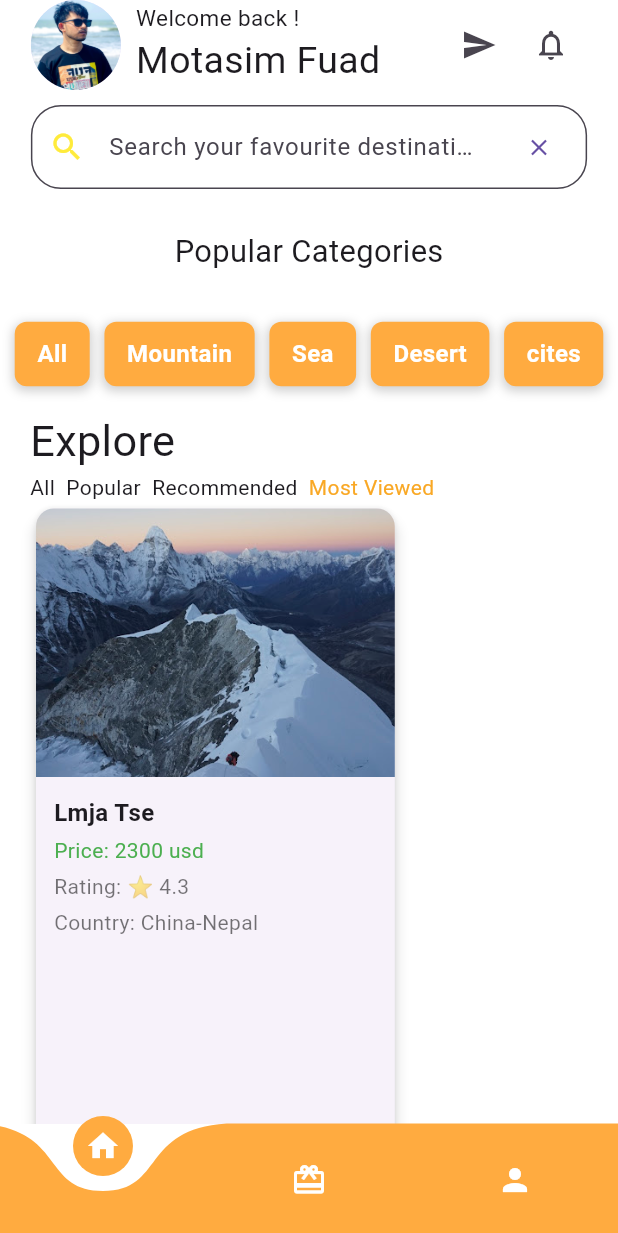
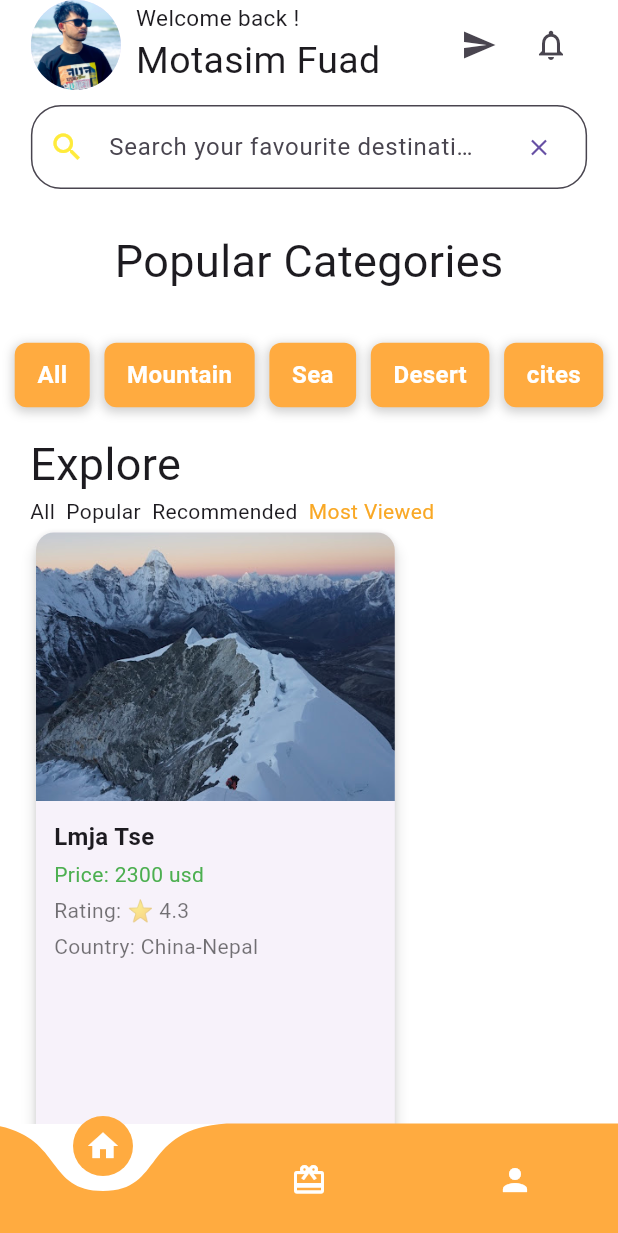
Before and after one commit to Motasim-Fuad/Safara, a Flutter app: the HomeScreen screen opened by its route, after a tap on "Mountain", on a phone screen of 412 x 824 dp. Shown: the top 1233 px of the screen. Run offline on Flutter 3.47's test engine with Material 3 defaults, Android fonts, the phone set to English and light mode, and no system bars; drawn by our look-alikes of curved_navigation_bar; our stand-ins replace firebase_auth, firebase_core, font_awesome_flutter, google_sign_in; accounts and stored records are empty.

Commit message:
home screen text

```diff
--- a/lib/Screen/HomeScreen.dart
+++ b/lib/Screen/HomeScreen.dart
@@ -148,7 +148,7 @@ class _HomeScreenState extends State<HomeScreen> {
             // Categories Section with Direct Selection
             Padding(
               padding: EdgeInsets.symmetric(vertical: screenHeight * 0.02),
-              child: Text("Popular Categories", style: TextStyle(fontSize: screenWidth * 0.05)),
+              child: Text("Popular Categories", style: TextStyle(fontSize: 30)),
             ),
             Padding(
               padding: EdgeInsets.symmetric(vertical: screenHeight * 0.02),
@@ -214,7 +214,7 @@ class _HomeScreenState extends State<HomeScreen> {
               child: Column(
                 crossAxisAlignment: CrossAxisAlignment.start,
                 children: [
-                  Text("Explore ", style: TextStyle(fontSize: screenWidth * 0.07)),
+                  Text("Explore ", style: TextStyle(fontSize: 30)),
                   Row(
                     children: [
                       Text("All  "),
@@ -253,7 +253,7 @@ class _HomeScreenState extends State<HomeScreen> {
             // Popular Categories Section
             Padding(
               padding: EdgeInsets.symmetric(vertical: screenHeight * 0.02),
-              child: Text("Our Services", style: TextStyle(fontSize: screenWidth * 0.05)),
+              child: Text("Our Services", style: TextStyle(fontSize: 25)),
             ),
 
             // Categories with Circular Buttons
```
